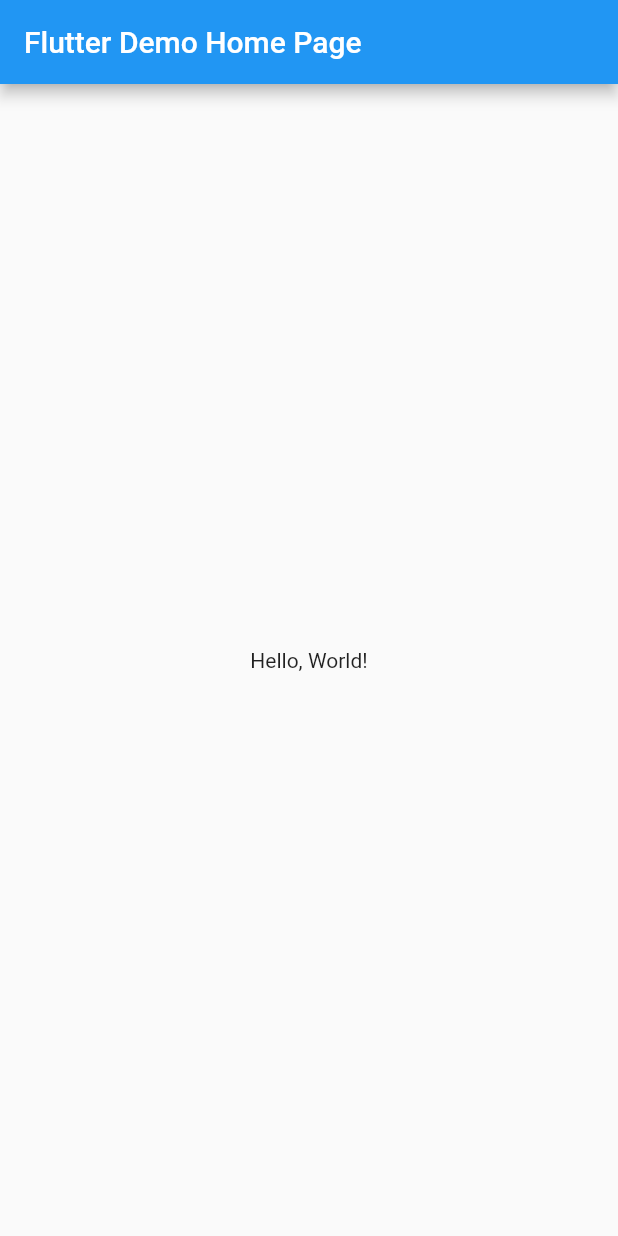
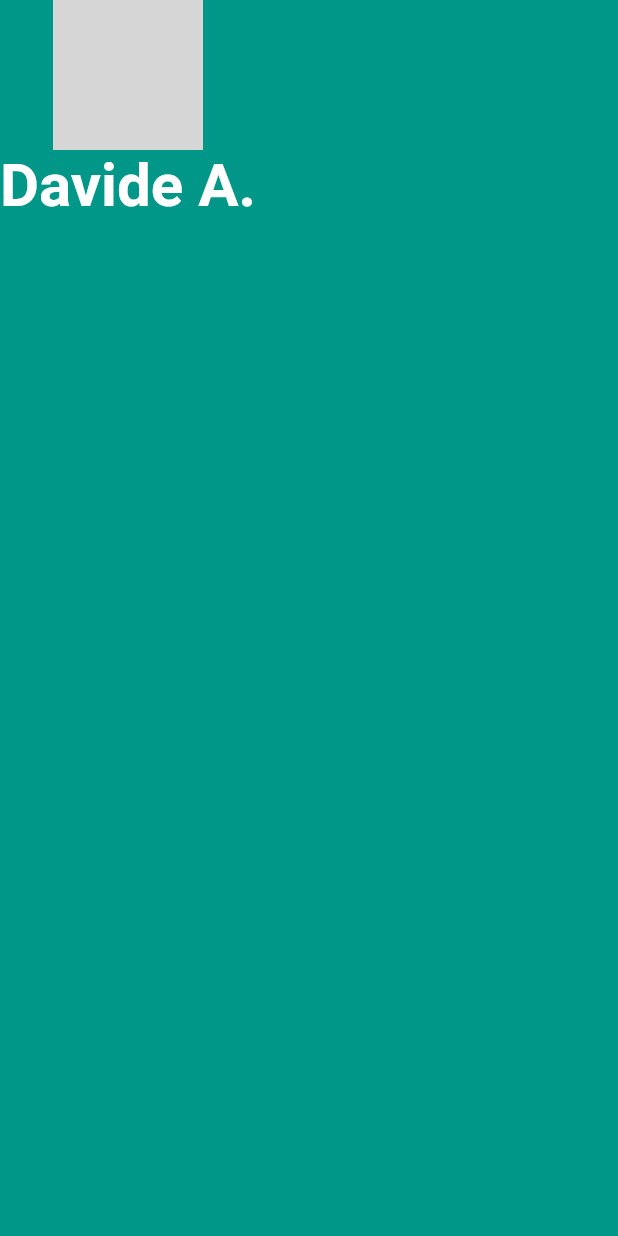
Before and after one commit to ODaveO/Ticket_visiting, a Flutter app: the screen it shows after launch, on a phone screen of 412 x 824 dp. Run offline on Flutter 3.47's test engine with Material 2 defaults, Android fonts, the phone set to English and light mode, and no system bars; Roboto replaces fonts that are missing (Pacifico); grey boxes are pictures that could not be loaded.

Commit message:
- CirclaAvatar  - customize fontFamily

```diff
--- a/lib/main.dart
+++ b/lib/main.dart
@@ -1,40 +1,53 @@
+//import 'dart:html';
+
 import 'package:flutter/material.dart';
 
-void main() => runApp(MyApp());
+void main() {
+  runApp(slwNomeWidget()
+      //si dice al telefono di eseguire qualcosa
+      /*
+    MaterialApp(
+      //l'app materiale è ciò che viene eseguita dal telefono
+      home: Scaffold(
+        backgroundColor: Colors.red,
+        body: Container(),
+      ),
+    ),*/
+      );
+}
 
-class MyApp extends StatelessWidget {
-  const MyApp({super.key});
-  // This widget is the root of your application.
+class slwNomeWidget extends StatelessWidget {
   @override
   Widget build(BuildContext context) {
+    //return Container(); //instead Container we replace it with MaterialApp content
     return MaterialApp(
-      // Application name
-      title: 'Flutter Hello World',
-      // Application theme data, you can set the colors for the application as
-      // you want
-      theme: ThemeData(
-        primarySwatch: Colors.blue,
-      ),
-      // A widget which will be started on application startup
-      home: MyHomePage(title: 'Flutter Demo Home Page'),
-    );
-  }
-}
-
-class MyHomePage extends StatelessWidget {
-  final String title;
-  const MyHomePage({super.key, required this.title});
-
-  @override
-  Widget build(BuildContext context) {
-    return Scaffold(
-      appBar: AppBar(
-        // The title text which will be shown on the action bar
-        title: Text(title),
-      ),
-      body: Center(
-        child: Text(
-          'Hello, World!',
+      //l'app materiale è ciò che viene eseguita dal telefono
+      home: Scaffold(
+        backgroundColor: Colors.teal,
+        body: SafeArea(
+          child: Column(
+            //verticalDirection:VerticalDirection.down, //Where to begin? up - down
+            //mainAxisAlignment:MainAxisAlignment.spaceBetween, //vertical alignment
+            crossAxisAlignment:
+                CrossAxisAlignment.center, //start - center - end
+            children: <Widget>[
+              CircleAvatar(
+                //backgroundImage: NetworkImage(  //immagine da URL
+                //'https://www.rainews.it/resizegd/768x-/dl/img/2022/05/29/1653823359813_Immagine__.png'),  //immagine da URL
+                backgroundImage: AssetImage('/images/monna.png'),
+                radius: 50,
+              ),
+              Text(
+                'Davide A.',
+                style: TextStyle(
+                  fontSize: 40,
+                  color: Colors.white,
+                  fontWeight: FontWeight.bold,
+                  fontFamily: 'Pacifico',
+                ),
+              )
+            ],
+          ),
         ),
       ),
     );
```
Also changed, not shown: pubspec.yaml (+9 -0 lines), fonts/Fuggles-Regular.ttf (added), images/monna.png (added).
